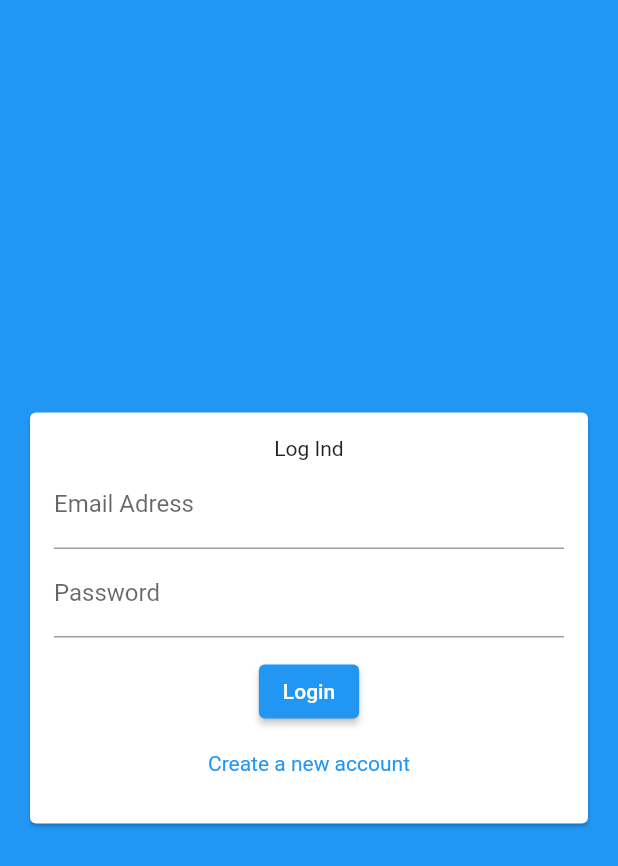
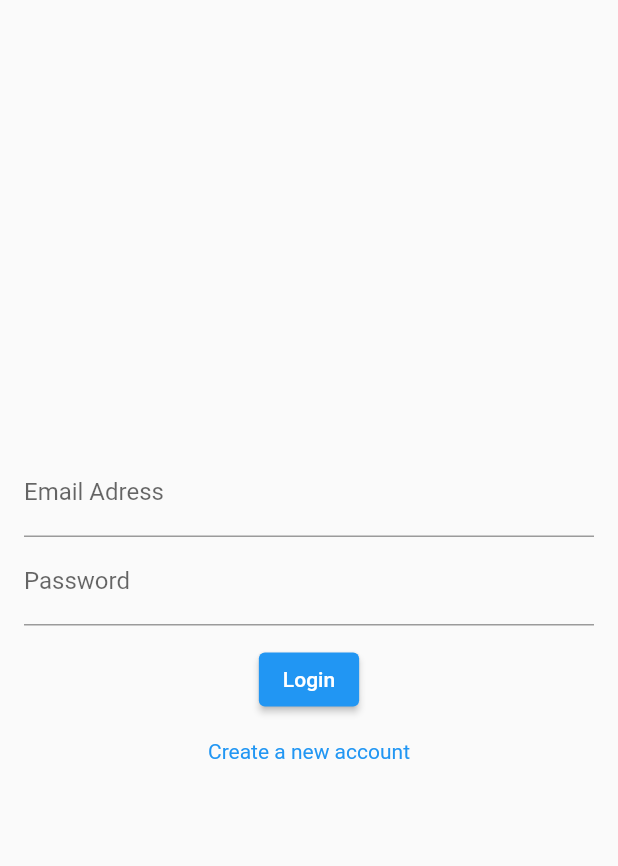
Before and after one commit to HytroN/Rejsekort, a Flutter app: the screen it shows after launch, on a phone screen of 412 x 824 dp. Shown: the top 866 px of the screen. Run offline on Flutter 3.47's test engine with Material 2 defaults, Android fonts, the light colour scheme and no system bars; our stand-ins replace carousel_slider, cloud_firestore, dots_indicator, dropdown_button2, firebase_auth, firebase_core and 4 more; accounts and stored records are empty.

Commit message:
introduktion side og oprette rejsekort i databasen

```diff
--- a/lib/main.dart
+++ b/lib/main.dart
@@ -3,21 +3,27 @@ import 'package:firebase_core/firebase_core.dart';
 import 'package:flutter/material.dart';
 import 'package:flutter/services.dart';
 import 'package:rejsekort/screens/auth_screen.dart';
+import 'package:rejsekort/widgets/introduction/introduction.dart';
+import 'package:shared_preferences/shared_preferences.dart';
 import '../calc/zone_calculator.dart';
 import 'screens/navigationbar_screen.dart';
 
-void main() async {
+bool _seenIntroduction = false;
+
+Future<void> main() async {
   WidgetsFlutterBinding.ensureInitialized();
   await Firebase.initializeApp();
   // Intializer locale formating
   // Fjerner landscape mode
   WidgetsFlutterBinding.ensureInitialized();
+  _seenIntroduction = true; // Skal gemmes lokalt på en eller anden måde
   SystemChrome.setPreferredOrientations(
     [
       DeviceOrientation.portraitUp,
       DeviceOrientation.portraitDown,
     ],
   );
+
   runApp(MyApp());
   // var getZone = zoneData('Høje Taastrup', 'Greve');
   // var calcPrice = calculatePrice(getZone, 14);
@@ -25,6 +31,7 @@ void main() async {
 }
 
 class MyApp extends StatelessWidget {
+  late bool _isShown;
   @override
   Widget build(BuildContext context) {
     return MaterialApp(
@@ -33,7 +40,7 @@ class MyApp extends StatelessWidget {
       theme: ThemeData(
         primarySwatch: Colors.blue,
       ),
-      initialRoute: '/',
+      initialRoute: _seenIntroduction ? '/' : Introduction.routeName,
       routes: {
         '/': (ctx) => StreamBuilder(
               builder: (ctx, userSnapshot) {
@@ -44,6 +51,8 @@ class MyApp extends StatelessWidget {
               },
               stream: FirebaseAuth.instance.authStateChanges(),
             ),
+        Introduction.routeName: (ctx) => Introduction(),
+        // AuthScreen.routeName: (ctx) => AuthScreen(),
       },
     );
   }
--- a/lib/screens/auth_screen.dart
+++ b/lib/screens/auth_screen.dart
@@ -1,9 +1,11 @@
 import 'package:cloud_firestore/cloud_firestore.dart';
+import 'package:rejsekort/models/generate_ids.dart';
 import '../widgets/auth/auth_form.dart';
 import 'package:firebase_auth/firebase_auth.dart';
 import 'package:flutter/material.dart';
 
 class AuthScreen extends StatefulWidget {
+  static const routeName = '/auth';
   const AuthScreen({super.key});
 
   @override
@@ -23,6 +25,7 @@ class _AuthScreenState extends State<AuthScreen> {
     BuildContext ctx,
   ) async {
     UserCredential authResult;
+
     try {
       setState(() {
         _isLoading = true;
@@ -45,6 +48,11 @@ class _AuthScreenState extends State<AuthScreen> {
           'lastname': lastname,
           'email': email,
         });
+        // await FirebaseFirestore.instance
+        //     .collection('cards')
+        //     .doc(authResult.user?.uid)
+        //     .collection('all-cards')
+        //     .doc(generateId(16));
       }
     } on FirebaseAuthException catch (err) {
       String message = 'An error occurred, please check your credentials!';
@@ -73,7 +81,6 @@ class _AuthScreenState extends State<AuthScreen> {
   @override
   Widget build(BuildContext context) {
     return Scaffold(
-      backgroundColor: Theme.of(context).primaryColor,
       body: AuthForm(
         _submitAuthForm,
         _isLoading,
--- a/lib/widgets/auth/auth_form.dart
+++ b/lib/widgets/auth/auth_form.dart
@@ -24,6 +24,7 @@ class _AuthFormState extends State<AuthForm> {
   var _userPassword = '';
   var _userFirstname = '';
   var _userLastname = '';
+  var _userDOB;
 
   void _trySubmit() {
     final isValid = _formKey.currentState!.validate();
@@ -45,18 +46,14 @@ class _AuthFormState extends State<AuthForm> {
   @override
   Widget build(BuildContext context) {
     return Center(
-      child: Card(
-        margin: EdgeInsets.all(20),
-        child: SingleChildScrollView(
       child: Padding(
         padding: EdgeInsets.all(16),
         child: Form(
           key: _formKey,
           child: Column(
-                  mainAxisSize: MainAxisSize
-                      .min, // Tager kun så meget plads som den behøver
+            mainAxisSize:
+                MainAxisSize.min, // Tager kun så meget plads som den behøver
             children: [
-                    !_isLogin ? Text('Opret bruger') : Text('Log Ind'),
               TextFormField(
                 key: ValueKey('email'),
                 validator: (value) {
@@ -108,7 +105,7 @@ class _AuthFormState extends State<AuthForm> {
                   return null;
                 },
                 decoration: InputDecoration(labelText: 'Password'),
-                      obscureText: true,
+                obscureText: false,
                 onSaved: (value) {
                   _userPassword = value as String;
                 },
@@ -139,7 +136,6 @@ class _AuthFormState extends State<AuthForm> {
                       : 'Already have a user? Click here.'),
                 )
             ],
-                )),
           ),
         ),
       ),
--- a/pubspec.yaml
+++ b/pubspec.yaml
@@ -45,6 +45,8 @@ dependencies:
   cloud_firestore: ^4.2.0
   firebase_core: ^2.4.0
   firebase_auth: ^4.2.1
+  introduction_screen: ^3.1.1 # Introduktion slider
+  shared_preferences: ^2.0.15 # Gemme preferences lokalt
 
 dev_dependencies:
   flutter_test:
@@ -72,6 +74,10 @@ flutter:
     - assets/images/rejsekort.png
     - assets/images/pendler.png
     - assets/images/skolekort.png
+    - assets/images/rejsekortlogo.png
+    - assets/images/createaccount.png
+    - assets/images/phonesketch.png
+    - assets/images/nfcscan.gif
 
   # An image asset can refer to one or more resolution-specific "variants", see
   # https://flutter.dev/assets-and-images/#resolution-aware
```
Also changed, not shown: lib/models/dummy_data.dart (+0 -8 lines), lib/widgets/introduction/introduction.dart (added, +110 -0 lines), assets/images/createaccount.png (added), assets/images/nfcscan.gif (added), assets/images/phonesketch.png (added), assets/images/rejsekortlogo.png (added), pubspec.lock, 1 other file. Lines whose indentation alone changed are shown as unchanged.
